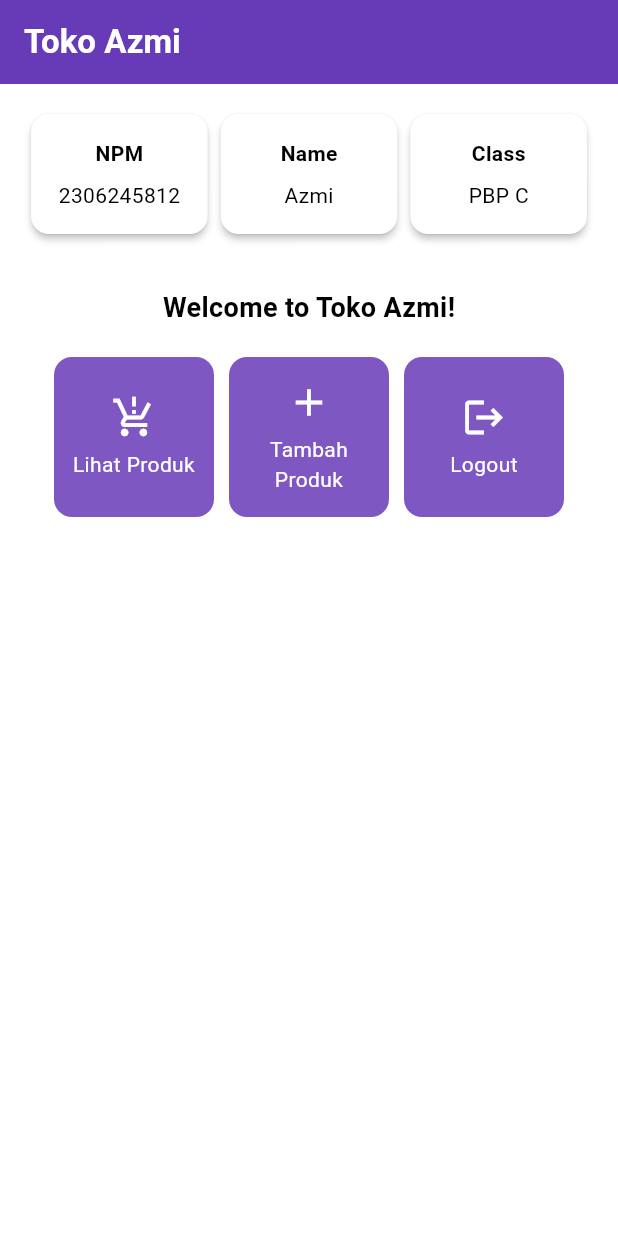
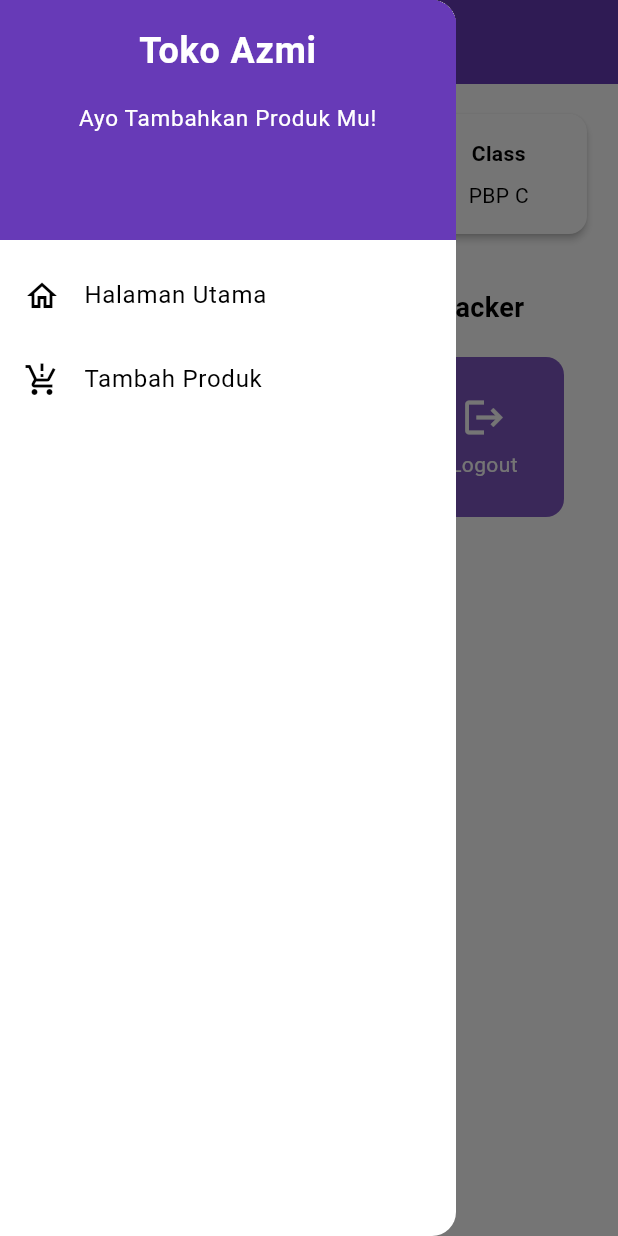
Before and after one commit to khoazmi/toko-azmi-mobile, a Flutter app: the screen it shows after launch, with the side drawer open (before the commit the screen has no drawer), on a phone screen of 412 x 824 dp. Run offline on Flutter 3.47's test engine with Material 3 defaults, Android fonts, the phone set to English and light mode, and no system bars.

Commit message:
menyelsaikan tugas 8

```diff
--- a/lib/main.dart
+++ b/lib/main.dart
@@ -1,5 +1,5 @@
 import 'package:flutter/material.dart';
-import 'package:toko_azmi/menu.dart';
+import 'package:toko_azmi/screens/menu.dart';
 
 void main() {
   runApp(const MyApp());
--- a/lib/menu.dart
+++ /dev/null
@@ -1,190 +0,0 @@
-import 'package:flutter/material.dart';
-
-class MyHomePage extends StatelessWidget {
-    MyHomePage({super.key});
-
-    final String npm = '2306245812'; // NPM
-    final String name = 'Azmi'; // Nama
-    final String className = 'PBP C'; // Kelas
-
-    final List<ItemHomepage> items = [
-         ItemHomepage("Lihat Produk", Icons.production_quantity_limits),
-         ItemHomepage("Tambah Produk", Icons.add),
-         ItemHomepage("Logout", Icons.logout),
-     ];
-
- @override
-  Widget build(BuildContext context) {
-    // Scaffold menyediakan struktur dasar halaman dengan AppBar dan body.
-    return Scaffold(
-      // AppBar adalah bagian atas halaman yang menampilkan judul.
-      appBar: AppBar(
-        // Judul aplikasi "Toko Azmi" dengan teks putih dan tebal.
-        title: const Text(
-          'Toko Azmi',
-          style: TextStyle(
-            color: Colors.white,
-            fontWeight: FontWeight.bold,
-          ),
-        ),
-        // Warna latar belakang AppBar diambil dari skema warna tema aplikasi.
-        backgroundColor: Theme.of(context).colorScheme.primary,
-      ),
-      // Body halaman dengan padding di sekelilingnya.
-      body: Padding(
-        padding: const EdgeInsets.all(16.0),
-        // Menyusun widget secara vertikal dalam sebuah kolom.
-        child: Column(
-          crossAxisAlignment: CrossAxisAlignment.center,
-          children: [
-            // Row untuk menampilkan 3 InfoCard secara horizontal.
-            Row(
-              mainAxisAlignment: MainAxisAlignment.spaceEvenly,
-              children: [
-                InfoCard(title: 'NPM', content: npm),
-                InfoCard(title: 'Name', content: name),
-                InfoCard(title: 'Class', content: className),
-              ],
-            ),
-
-            // Memberikan jarak vertikal 16 unit.
-            const SizedBox(height: 16.0),
-
-            // Menempatkan widget berikutnya di tengah halaman.
-            Center(
-              child: Column(
-                // Menyusun teks dan grid item secara vertikal.
-
-                children: [
-                  // Menampilkan teks sambutan dengan gaya tebal dan ukuran 18.
-                  const Padding(
-                    padding: EdgeInsets.only(top: 16.0),
-                    child: Text(
-                      'Welcome to Toko Azmi!',
-                      style: TextStyle(
-                        fontWeight: FontWeight.bold,
-                        fontSize: 18.0,
-                      ),
-                    ),
-                  ),
-
-                  // Grid untuk menampilkan ItemCard dalam bentuk grid 3 kolom.
-                  GridView.count(
-                    primary: true,
-                    padding: const EdgeInsets.all(20),
-                    crossAxisSpacing: 10,
-                    mainAxisSpacing: 10,
-                    crossAxisCount: 3,
-                    // Agar grid menyesuaikan tinggi kontennya.
-                    shrinkWrap: true,
-
-                    // Menampilkan ItemCard untuk setiap item dalam list items.
-                    children: items.map((ItemHomepage item) {
-                      return ItemCard(item);
-                    }).toList(),
-                  ),
-                ],
-              ),
-            ),
-          ],
-        ),
-      ),
-    );
-  }
-}
-
-
-
-class InfoCard extends StatelessWidget {
-  // Kartu informasi yang menampilkan title dan content.
-
-  final String title;  // Judul kartu.
-  final String content;  // Isi kartu.
-
-  const InfoCard({super.key, required this.title, required this.content});
-
-  @override
-  Widget build(BuildContext context) {
-    return Card(
-      // Membuat kotak kartu dengan bayangan dibawahnya.
-      elevation: 2.0,
-      child: Container(
-        // Mengatur ukuran dan jarak di dalam kartu.
-        width: MediaQuery.of(context).size.width / 3.5, // menyesuaikan dengan lebar device yang digunakan.
-        padding: const EdgeInsets.all(16.0),
-        // Menyusun title dan content secara vertikal.
-        child: Column(
-          children: [
-            Text(
-              title,
-              style: const TextStyle(fontWeight: FontWeight.bold),
-            ),
-            const SizedBox(height: 8.0),
-            Text(content),
-          ],
-        ),
-      ),
-    );
-  }
-}
-
-class ItemHomepage {
-     final String name;
-     final IconData icon;
-
-     ItemHomepage(this.name, this.icon);
- }
-
-class ItemCard extends StatelessWidget {
-  // Menampilkan kartu dengan ikon dan nama.
-
-  final ItemHomepage item;
-
-  const ItemCard(this.item, {super.key});
-
-  @override
-  Widget build(BuildContext context) {
-    return Material(
-      // Menentukan warna latar belakang dari tema aplikasi.
-      color: Theme.of(context).colorScheme.secondary,
-      // Membuat sudut kartu melengkung.
-      borderRadius: BorderRadius.circular(12),
-
-      child: InkWell(
-        // Aksi ketika kartu ditekan.
-        onTap: () {
-          // Menampilkan pesan SnackBar saat kartu ditekan.
-          ScaffoldMessenger.of(context)
-            ..hideCurrentSnackBar()
-            ..showSnackBar(
-              SnackBar(content: Text("Kamu telah menekan tombol ${item.name}!"))
-            );
-        },
-        // Container untuk menyimpan Icon dan Text
-        child: Container(
-          padding: const EdgeInsets.all(8),
-          child: Center(
-            child: Column(
-              // Menyusun ikon dan teks di tengah kartu.
-              mainAxisAlignment: MainAxisAlignment.center,
-              children: [
-                Icon(
-                  item.icon,
-                  color: Colors.white,
-                  size: 30.0,
-                ),
-                const Padding(padding: EdgeInsets.all(3)),
-                Text(
-                  item.name,
-                  textAlign: TextAlign.center,
-                  style: const TextStyle(color: Colors.white),
-                ),
-              ],
-            ),
-          ),
-        ),
-      ),
-    );
-  }
-
-}
--- /dev/null
+++ b/lib/screens/menu.dart
@@ -0,0 +1,106 @@
+import 'package:flutter/material.dart';
+import 'package:toko_azmi/widgets/left_drawer.dart';
+import 'package:toko_azmi/widgets/product_card.dart';
+
+class MyHomePage extends StatelessWidget {
+  MyHomePage({super.key});
+
+  final String npm = '2306245812'; // NPM
+  final String name = 'Azmi'; // Nama
+  final String className = 'PBP C'; // Kelas
+
+  final List<ItemHomepage> items = [
+    ItemHomepage("Lihat Produk", Icons.production_quantity_limits),
+    ItemHomepage("Tambah Produk", Icons.add),
+    ItemHomepage("Logout", Icons.logout),
+  ];
+
+  @override
+  Widget build(BuildContext context) {
+    return Scaffold(
+      drawer: const LeftDrawer(),
+      appBar: AppBar(
+        title: const Text(
+          'Mental Health Tracker',
+          style: TextStyle(
+            color: Colors.white,
+            fontWeight: FontWeight.bold,
+          ),
+        ),
+        backgroundColor: Theme.of(context).colorScheme.primary,
+      ),
+      body: Padding(
+        padding: const EdgeInsets.all(16.0),
+        child: Column(
+          crossAxisAlignment: CrossAxisAlignment.center,
+          children: [
+            Row(
+              mainAxisAlignment: MainAxisAlignment.spaceEvenly,
+              children: [
+                InfoCard(title: 'NPM', content: npm),
+                InfoCard(title: 'Name', content: name),
+                InfoCard(title: 'Class', content: className),
+              ],
+            ),
+            const SizedBox(height: 16.0),
+            Center(
+              child: Column(
+                children: [
+                  const Padding(
+                    padding: EdgeInsets.only(top: 16.0),
+                    child: Text(
+                      'Welcome to Mental Health Tracker',
+                      style: TextStyle(
+                        fontWeight: FontWeight.bold,
+                        fontSize: 18.0,
+                      ),
+                    ),
+                  ),
+                  GridView.count(
+                    primary: true,
+                    padding: const EdgeInsets.all(20),
+                    crossAxisSpacing: 10,
+                    mainAxisSpacing: 10,
+                    crossAxisCount: 3,
+                    shrinkWrap: true,
+                    children: items.map((ItemHomepage item) {
+                      return ItemCard(item);
+                    }).toList(),
+                  ),
+                ],
+              ),
+            ),
+          ],
+        ),
+      ),
+    );
+  }
+}
+
+class InfoCard extends StatelessWidget {
+  final String title;
+  final String content;
+
+  const InfoCard({super.key, required this.title, required this.content});
+
+  @override
+  Widget build(BuildContext context) {
+    return Card(
+      elevation: 2.0,
+      child: Container(
+        width: MediaQuery.of(context).size.width / 3.5,
+        padding: const EdgeInsets.all(16.0),
+        child: Column(
+          children: [
+            Text(
+              title,
+              style: const TextStyle(fontWeight: FontWeight.bold),
+            ),
+            const SizedBox(height: 8.0),
+            Text(content),
+          ],
+        ),
+      ),
+    );
+  }
+}
--- /dev/null
+++ b/lib/widgets/left_drawer.dart
@@ -0,0 +1,71 @@
+import 'package:flutter/material.dart';
+import 'package:toko_azmi/screens/menu.dart';
+import 'package:toko_azmi/screens/productentry_form.dart';
+
+
+class LeftDrawer extends StatelessWidget {
+  const LeftDrawer({super.key});
+
+  @override
+  Widget build(BuildContext context) {
+    return Drawer(
+      child: ListView(
+        children: [
+          DrawerHeader(
+            decoration: BoxDecoration(
+              color: Theme.of(context).colorScheme.primary,
+            ),
+            child: const Column(
+              children: [
+                Text(
+                  'Toko Azmi',
+                  textAlign: TextAlign.center,
+                  style: TextStyle(
+                    fontSize: 24,
+                    fontWeight: FontWeight.bold,
+                    color: Colors.white,
+                  ),
+                ),
+                Padding(padding: EdgeInsets.all(8)),
+                Text(
+                  "Ayo Tambahkan Produk Mu!",
+                  textAlign: TextAlign.center,
+                  style: TextStyle(
+                    fontSize: 15,
+                    fontWeight: FontWeight.normal,
+                    color: Colors.white,
+                  ),
+                ),
+              ],
+            ),
+          ),
+          ListTile(
+            leading: const Icon(Icons.home_outlined),
+            title: const Text('Halaman Utama'),
+            onTap: () {
+              Navigator.pushReplacement(
+                context,
+                MaterialPageRoute(
+                  builder: (context) => MyHomePage(),
+                ),
+              );
+            },
+          ),
+          ListTile(
+            leading: const Icon(Icons.production_quantity_limits),
+            title: const Text('Tambah Produk'),
+            onTap: () {
+              // Routing ke halaman ProdcutEntryFormPage (DONE)
+              Navigator.push(
+                context,
+                MaterialPageRoute(
+                  builder: (context) => ProductEntryFormPage(),
+                ),
+              );
+            },
+          ),
+        ],
+      ),
+    );
+  }
+}
--- /dev/null
+++ b/lib/widgets/product_card.dart
@@ -0,0 +1,64 @@
+import 'package:flutter/material.dart';
+import 'package:toko_azmi/screens/productentry_form.dart';
+
+class ItemHomepage {
+  final String name;
+  final IconData icon;
+
+  ItemHomepage(this.name, this.icon);
+}
+
+class ItemCard extends StatelessWidget {
+  final ItemHomepage item;
+
+  const ItemCard(this.item, {super.key});
+
+  @override
+  Widget build(BuildContext context) {
+    return Material(
+      color: Theme.of(context).colorScheme.secondary,
+      borderRadius: BorderRadius.circular(12),
+      child: InkWell(
+        onTap: () {
+          ScaffoldMessenger.of(context)
+            ..hideCurrentSnackBar()
+            ..showSnackBar(
+              SnackBar(
+                content: Text("Kamu telah menekan tombol ${item.name}!"),
+              ),
+            );
+
+          if (item.name == "Tambah Product") {
+            Navigator.push(
+              context,
+              MaterialPageRoute(
+                builder: (context) => const ProductEntryFormPage(),
+              ),
+            );
+          }
+        },
+        child: Container(
+          padding: const EdgeInsets.all(8),
+          child: Center(
+            child: Column(
+              mainAxisAlignment: MainAxisAlignment.center,
+              children: [
+                Icon(
+                  item.icon,
+                  color: Colors.white,
+                  size: 30.0,
+                ),
+                const Padding(padding: EdgeInsets.all(3)),
+                Text(
+                  item.name,
+                  textAlign: TextAlign.center,
+                  style: const TextStyle(color: Colors.white),
+                ),
+              ],
+            ),
+          ),
+        ),
+      ),
+    );
+  }
+}
```
Also changed, not shown: lib/screens/productentry_form.dart (added, +164 -0 lines).
